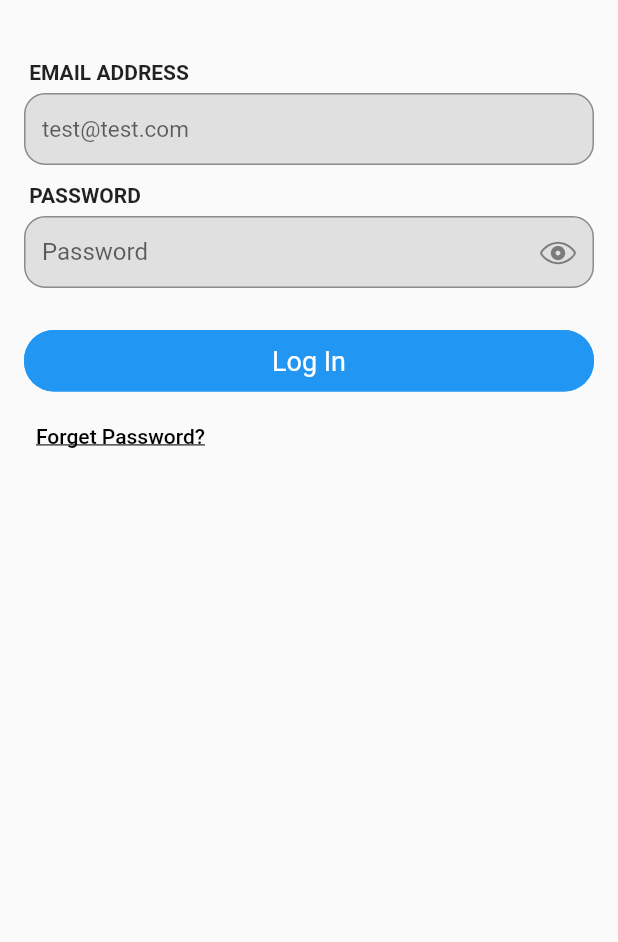
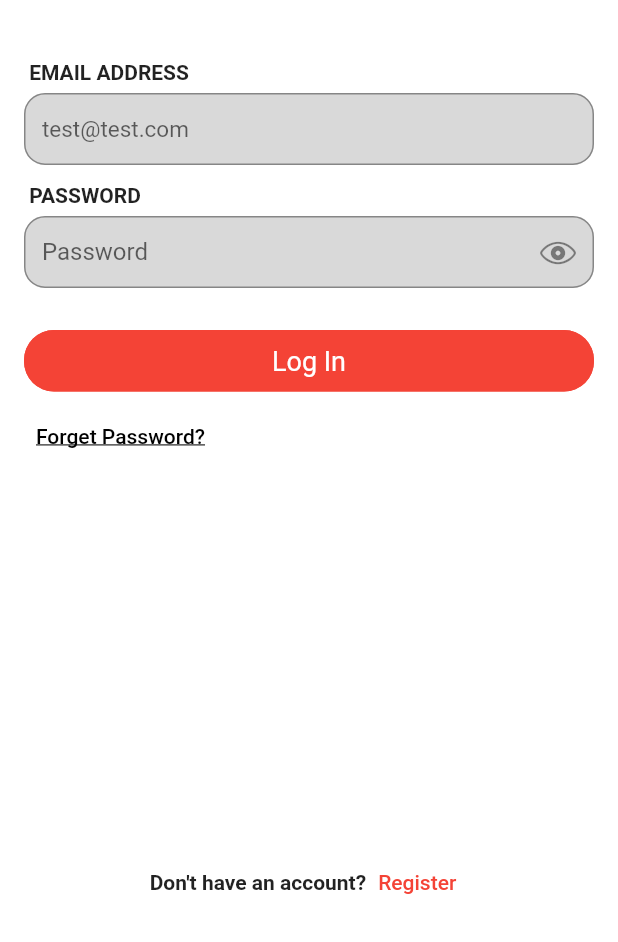
Before and after one commit to askabdulhaseeb/selllout-mobile, a Flutter app: the screen it shows after launch, on a phone screen of 412 x 824 dp, the part 294-1236 px from its top. Run offline on Flutter 3.47's test engine with Material 2 defaults, Android fonts, the light colour scheme and no system bars; our stand-ins replace cached_network_image, cloud_firestore, file_picker, firebase_auth, firebase_core; accounts and stored records are empty.

Commit message:
set app theme

```diff
--- a/lib/main.dart
+++ b/lib/main.dart
@@ -4,6 +4,7 @@ import 'package:provider/provider.dart';
 
 import 'firebase_options.dart';
 import 'providers/app_provider.dart';
+import 'providers/app_theme.dart';
 import 'routies.dart';
 import 'screens/auth/login_screen.dart';
 
@@ -26,15 +27,22 @@ class MyApp extends StatelessWidget {
         ChangeNotifierProvider<AppProvider>(
           create: (BuildContext context) => AppProvider(),
         ),
+        ChangeNotifierProvider<AppThemeProvider>(
+          create: (BuildContext context) => AppThemeProvider(),
+        ),
       ],
-      child: MaterialApp(
-        debugShowCheckedModeBanner: false,
-        title: 'Selllout',
-        theme: ThemeData(
-          primarySwatch: Colors.blue,
-        ),
-        home: const LoginScreen(),
-        routes: routes,
+      child: Consumer<AppThemeProvider>(
+        builder: (BuildContext context, AppThemeProvider theme,_) {
+          return MaterialApp(
+            debugShowCheckedModeBanner: false,
+            title: 'Selllout',
+            theme: AppThemes.light,
+            darkTheme: AppThemes.dark,
+            themeMode: theme.themeMode,
+            home: const LoginScreen(),
+            routes: routes,
+          );
+        }
       ),
     );
   }
--- /dev/null
+++ b/lib/providers/app_theme.dart
@@ -0,0 +1,85 @@
+import 'package:flutter/material.dart';
+import 'package:flutter/scheduler.dart';
+
+class AppThemeProvider extends ChangeNotifier {
+  ThemeMode _themeMode = ThemeMode.system;
+
+  ThemeMode get themeMode => _themeMode;
+
+  bool get isDarkMode {
+    if (_themeMode == ThemeMode.system) {
+      final Brightness brightness =
+          SchedulerBinding.instance.window.platformBrightness;
+      return brightness == Brightness.dark;
+    } else {
+      return _themeMode == ThemeMode.dark;
+    }
+  }
+
+  void toggleTheme(bool isOn) {
+    _themeMode = isOn ? ThemeMode.dark : ThemeMode.light;
+    notifyListeners();
+  }
+}
+
+class AppThemes {
+  static const Color _primary = Colors.red;
+  static const Color _secondary = Color.fromRGBO(2, 122, 190, 1);
+  //
+  // Dark
+  //
+  static final ThemeData dark = ThemeData(
+    appBarTheme: const AppBarTheme(
+      color: Colors.transparent,
+      elevation: 0,
+      centerTitle: true,
+      titleTextStyle: TextStyle(
+        color: Colors.white,
+        fontSize: 18,
+        fontWeight: FontWeight.w600,
+      ),
+      iconTheme: IconThemeData(color: Colors.white),
+    ),
+    scaffoldBackgroundColor: const Color(0xFF101018),
+    primaryColor: _primary,
+    iconTheme: const IconThemeData(color: Colors.white),
+    dividerTheme: const DividerThemeData(color: Colors.grey, thickness: 0.5),
+    listTileTheme: const ListTileThemeData(
+      contentPadding: EdgeInsets.symmetric(horizontal: 16),
+      horizontalTitleGap: 10,
+    ),
+    colorScheme: const ColorScheme.dark(
+      primary: _primary,
+      secondary: _secondary,
+    ),
+  );
+
+  //
+  // Light
+  //
+  static final ThemeData light = ThemeData(
+    appBarTheme: const AppBarTheme(
+      color: Colors.transparent,
+      elevation: 0,
+      centerTitle: true,
+      titleTextStyle: TextStyle(
+        color: Colors.black,
+        fontSize: 18,
+        fontWeight: FontWeight.w600,
+      ),
+      iconTheme: IconThemeData(color: Colors.black),
+    ),
+    scaffoldBackgroundColor: Colors.white,
+    primaryColor: _primary,
+    iconTheme: const IconThemeData(color: Colors.black),
+    dividerTheme: const DividerThemeData(color: Colors.grey, thickness: 0.5),
+    listTileTheme: const ListTileThemeData(
+      contentPadding: EdgeInsets.symmetric(horizontal: 16),
+      horizontalTitleGap: 10,
+    ),
+    colorScheme: const ColorScheme.light(
+      primary: _primary,
+      secondary: _secondary,
+    ),
+  );
+}
--- a/lib/screens/auth/login_screen.dart
+++ b/lib/screens/auth/login_screen.dart
@@ -64,6 +64,27 @@ class _LoginScreenState extends State<LoginScreen> {
                     ),
               _forgetPassword(),
               const Spacer(),
+              Row(
+                mainAxisAlignment: MainAxisAlignment.center,
+                children: <Widget>[
+                  const Text(
+                    '''Don't have an account?''',
+                    style: TextStyle(
+                      fontWeight: FontWeight.bold,
+                    ),
+                  ),
+                  TextButton(
+                    onPressed: () {
+                      setState(() {
+                        isLoading = false;
+                      });
+                      // Navigator.of(context)
+                      //     .pushReplacementNamed(RegisterScreen.routeName);
+                    },
+                    child: const Text('Register'),
+                  ),
+                ],
+              ),
             ],
           ),
         ),
--- a/lib/widgets/custom_widgets/custom_textformfield.dart
+++ b/lib/widgets/custom_widgets/custom_textformfield.dart
@@ -64,7 +64,8 @@ class CustomTextFormFieldState extends State<CustomTextFormField> {
       margin: const EdgeInsets.symmetric(vertical: 6),
       decoration: BoxDecoration(
         borderRadius: BorderRadius.circular(14),
-        color: widget.color ?? Colors.grey[300],
+        color: widget.color ??
+            Theme.of(context).textTheme.bodyText1!.color!.withOpacity(0.15),
       ),
       child: TextFormField(
         initialValue: widget.initialValue,
--- a/lib/widgets/custom_widgets/password_textformfield.dart
+++ b/lib/widgets/custom_widgets/password_textformfield.dart
@@ -36,7 +36,7 @@ class PasswordTextFormFieldState extends State<PasswordTextFormField> {
       margin: const EdgeInsets.symmetric(vertical: 6),
       decoration: BoxDecoration(
         borderRadius: BorderRadius.circular(14),
-        color: Colors.grey[300],
+        color: Theme.of(context).textTheme.bodyText1!.color!.withOpacity(0.15),
       ),
       child: TextFormField(
         controller: widget._controller,
```
